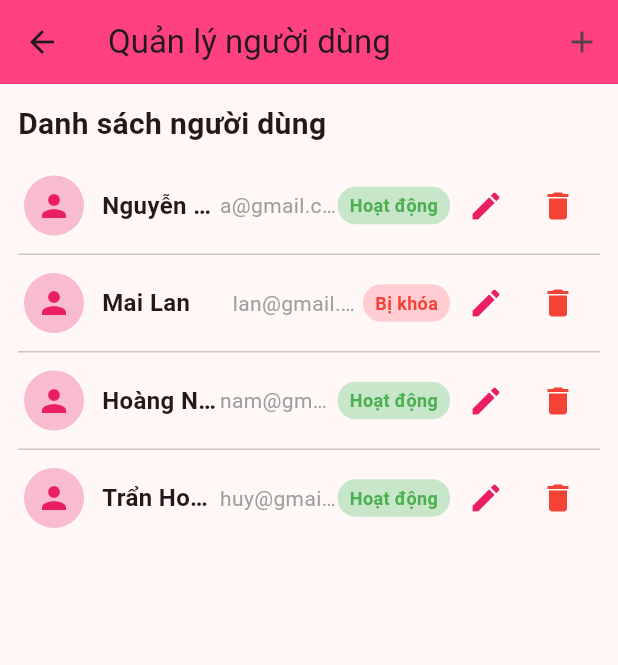
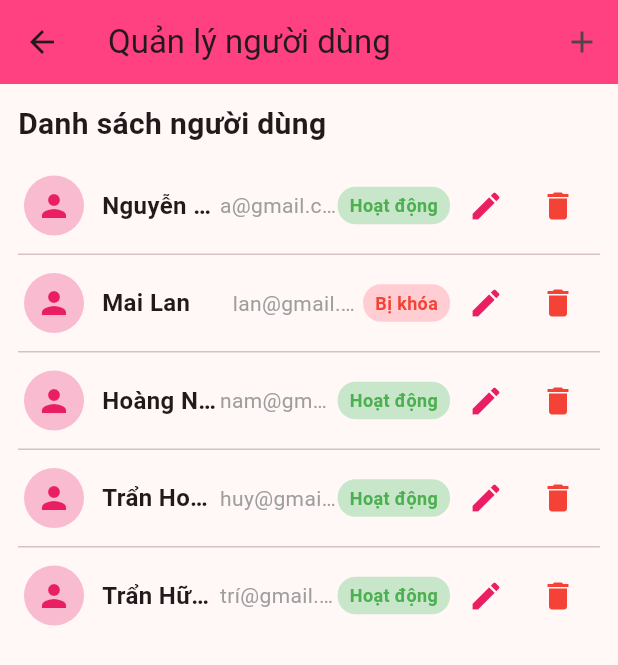
Before and after one commit to NartHoangHuy/APP_HENHO, a Flutter app: the UserListScreen screen opened directly, on a phone screen of 412 x 824 dp. Shown: the top 665 px of the screen. Run offline on Flutter 3.47's test engine with Material 3 defaults, Android fonts, the phone set to English and light mode, and no system bars; our stand-ins replace flutter_card_swiper, image_picker, shared_preferences; accounts and stored records are empty.

Commit message:
Update list

```diff
--- a/app_henho/lib/screen/admin/user_list_screen.dart
+++ b/app_henho/lib/screen/admin/user_list_screen.dart
@@ -16,6 +16,7 @@ class _UserListScreenState extends State<UserListScreen> {
     {'name': 'Trẩn Hoàng Huy', 'email': 'huy@gmail.com', 'status': 'Hoạt động'},
     //them du lieu Tran Hoang Huydasdasdasdasdas
     //test git
+    {'name': 'Trẩn Hữu Trí', 'email': 'trí@gmail.com', 'status': 'Hoạt động'},
   ];
 
   void _deleteUser(int index) {
```
